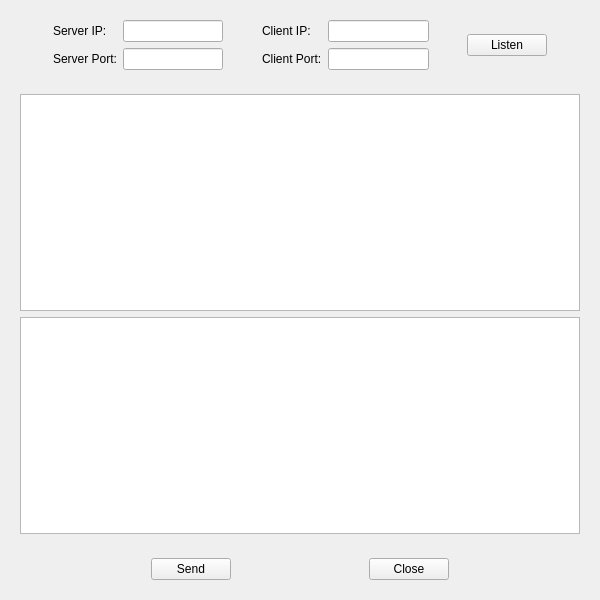
Before: the Qt Designer form 23-TCPServer/widget.ui in aoji-tjut/QT, drawn with Qt 5.
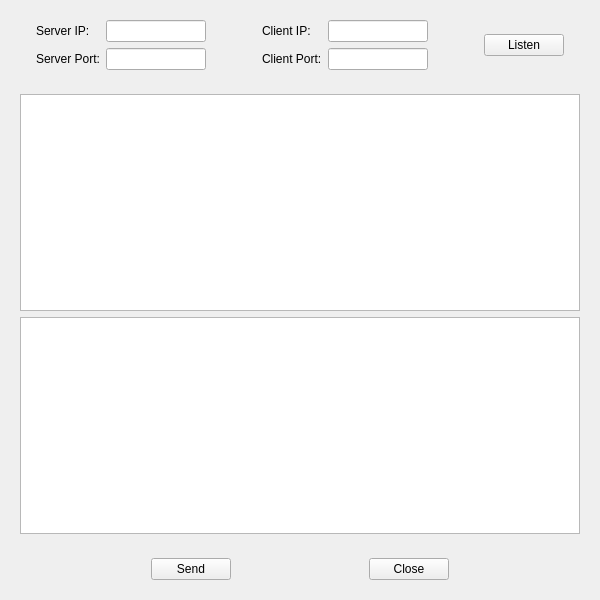
After: the same form once the commit is applied.

Diff of the .ui file:
```diff
--- a/23-TCPServer/widget.ui
+++ b/23-TCPServer/widget.ui
@@ -43,9 +43,12 @@
         <property name="orientation">
          <enum>Qt::Horizontal</enum>
         </property>
+        <property name="sizeType">
+         <enum>QSizePolicy::Fixed</enum>
+        </property>
         <property name="sizeHint" stdset="0">
          <size>
-          <width>40</width>
+          <width>50</width>
           <height>20</height>
          </size>
         </property>
@@ -53,6 +56,18 @@
       </item>
       <item row="0" column="5">
        <widget class="QLineEdit" name="line_client_ip">
+        <property name="minimumSize">
+         <size>
+          <width>100</width>
+          <height>0</height>
+         </size>
+        </property>
+        <property name="maximumSize">
+         <size>
+          <width>100</width>
+          <height>16777215</height>
+         </size>
+        </property>
         <property name="alignment">
          <set>Qt::AlignCenter</set>
         </property>
@@ -60,6 +75,18 @@
       </item>
       <item row="1" column="5">
        <widget class="QLineEdit" name="line_client_port">
+        <property name="minimumSize">
+         <size>
+          <width>100</width>
+          <height>0</height>
+         </size>
+        </property>
+        <property name="maximumSize">
+         <size>
+          <width>100</width>
+          <height>16777215</height>
+         </size>
+        </property>
         <property name="alignment">
          <set>Qt::AlignCenter</set>
         </property>
@@ -67,6 +94,18 @@
       </item>
       <item row="1" column="2">
        <widget class="QLineEdit" name="line_server_port">
+        <property name="minimumSize">
+         <size>
+          <width>100</width>
+          <height>0</height>
+         </size>
+        </property>
+        <property name="maximumSize">
+         <size>
+          <width>100</width>
+          <height>16777215</height>
+         </size>
+        </property>
         <property name="alignment">
          <set>Qt::AlignCenter</set>
         </property>
@@ -84,9 +123,12 @@
         <property name="orientation">
          <enum>Qt::Horizontal</enum>
         </property>
+        <property name="sizeType">
+         <enum>QSizePolicy::Fixed</enum>
+        </property>
         <property name="sizeHint" stdset="0">
          <size>
-          <width>40</width>
+          <width>50</width>
           <height>20</height>
          </size>
         </property>
@@ -107,6 +149,18 @@
       </item>
       <item row="0" column="2">
        <widget class="QLineEdit" name="line_server_ip">
+        <property name="minimumSize">
+         <size>
+          <width>100</width>
+          <height>0</height>
+         </size>
+        </property>
+        <property name="maximumSize">
+         <size>
+          <width>100</width>
+          <height>16777215</height>
+         </size>
+        </property>
         <property name="alignment">
          <set>Qt::AlignCenter</set>
         </property>
```
